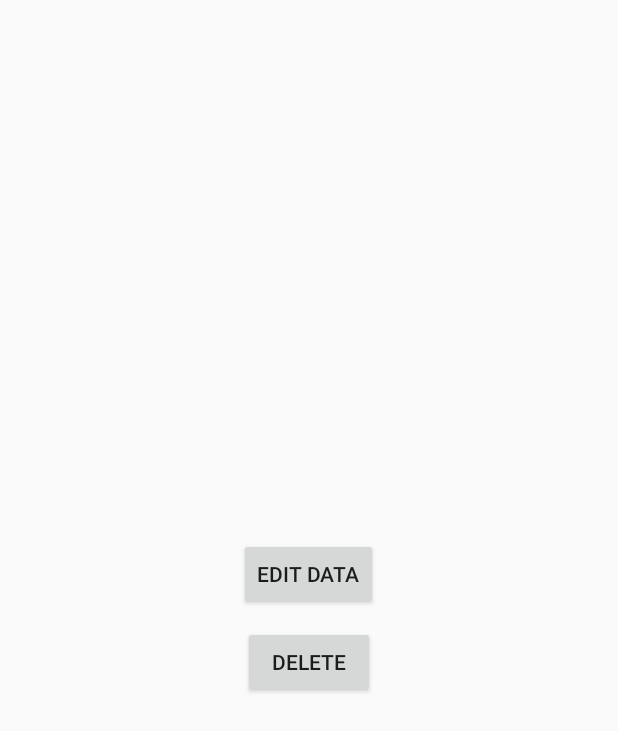
After one commit to nashrul22/TestBarang, an Android app: the layout dialog_view.xml on its own in the app's theme, with its tools: preview values and no code run, on a phone screen of 412 x 824 dp. The commit adds this screen. Shown: the top 731 px of the screen. Run offline under Robolectric (Android 15) with nearby library versions, the phone set to English and light mode, and no system bars.

Commit message:
update untuk edit data

```diff
--- a/app/src/main/java/com/example/testbarang/MainActivity.java
+++ b/app/src/main/java/com/example/testbarang/MainActivity.java
@@ -28,7 +28,7 @@ public class MainActivity extends AppCompatActivity {
         bLihat.setOnClickListener(new View.OnClickListener() {
             @Override
             public void onClick(View v) {
-startActivity(LihatBarang.getActIntent(MainActivity.this));
+                startActivity(LihatBarang.getActIntent(MainActivity.this));
             }
         });
     }
--- /dev/null
+++ b/app/src/main/res/layout/dialog_view.xml
@@ -0,0 +1,24 @@
+<?xml version="1.0" encoding="utf-8"?>
+<LinearLayout
+    xmlns:android="http://schemas.android.com/apk/res/android"
+    android:layout_width="fill_parent"
+    android:layout_height="fill_parent"
+    android:orientation="vertical"
+    android:padding="10dp"
+    android:gravity="center">
+    <Button
+        android:layout_margin="5dp"
+        android:id="@+id/bt_edit_data"
+        android:layout_width="wrap_content"
+        android:layout_height="wrap_content"
+        android:text="Edit Data"
+        />
+
+    <Button
+        android:layout_width="wrap_content"
+        android:layout_height="wrap_content"
+        android:layout_margin="5dp"
+        android:id="@+id/bt_delete_data"
+        android:text="Delete"/>
+
+</LinearLayout>
```
Also changed, not shown: app/src/main/java/com/example/testbarang/AdapterLihatBarang.java (+42 -0 lines), app/src/main/java/com/example/testbarang/LihatBarang.java (+14 -0 lines), app/src/main/java/com/example/testbarang/TambahData.java (+48 -0 lines).
